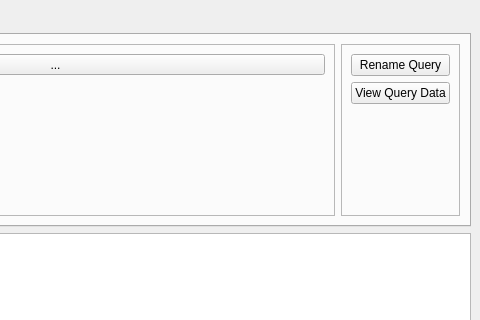
Old version of the form query_data.ui in the repository usc-psychsim/psychsim-eval-gui; both pictures show x 320 to 800 and y 0 to 320 of the 800 by 557 pixel window.
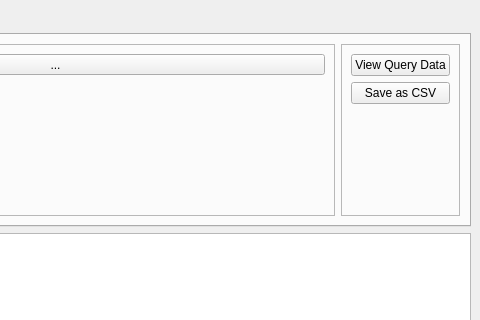
New version of the form.

Commit message: Implement save query as csv

The edit to the form file:
```diff
--- a/query_data.ui
+++ b/query_data.ui
@@ -360,16 +360,16 @@
           </property>
           <layout class="QVBoxLayout" name="verticalLayout_3">
            <item>
-            <widget class="QPushButton" name="rename_query_button">
+            <widget class="QPushButton" name="view_query_button">
              <property name="text">
-              <string>Rename Query</string>
+              <string>View Query Data</string>
              </property>
             </widget>
            </item>
            <item>
-            <widget class="QPushButton" name="view_query_button">
+            <widget class="QPushButton" name="save_csv_query_button">
              <property name="text">
-              <string>View Query Data</string>
+              <string>Save as CSV</string>
              </property>
             </widget>
            </item>
```
The commit also changes 3 other files.
